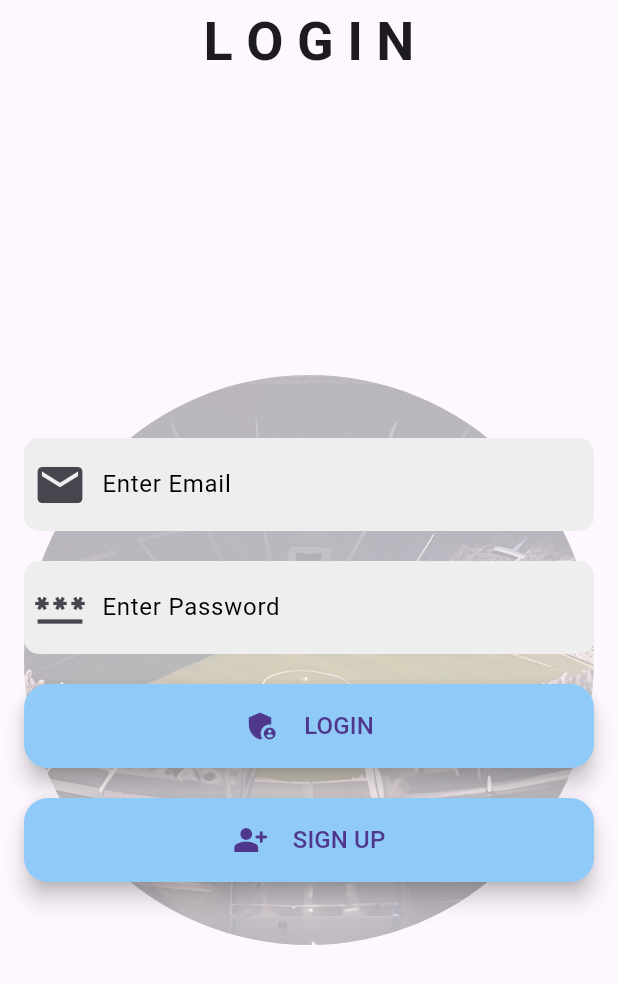
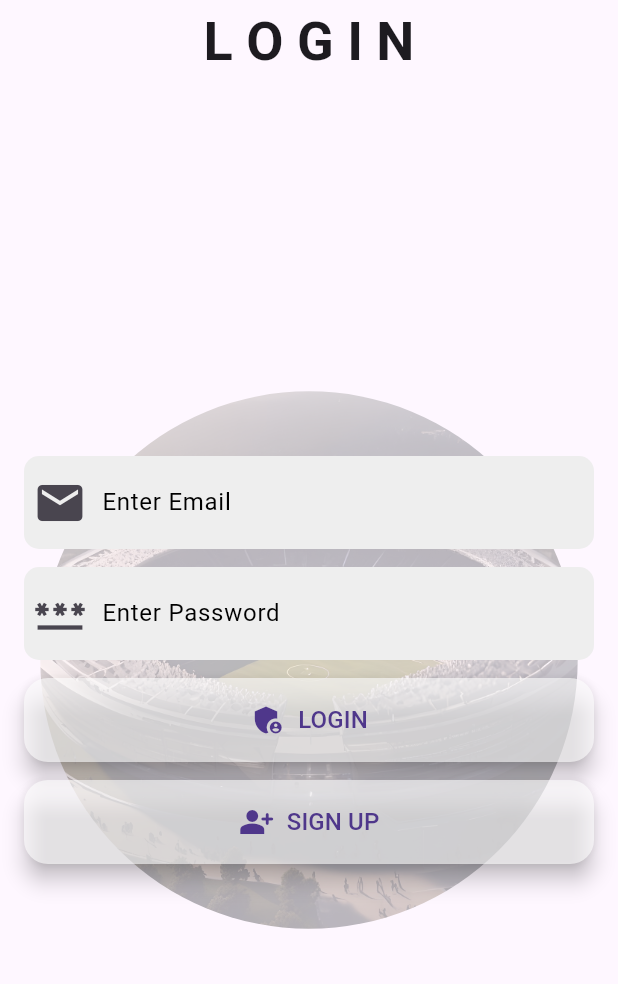
Before and after one commit to jukute2000/demo_todoapp, a Flutter app: the screen it shows after launch, on a phone screen of 412 x 824 dp. Shown: the top 984 px of the screen. Run offline on Flutter 3.47's test engine with Material 3 defaults, Android fonts, the phone set to English and light mode, and no system bars; our stand-ins replace cloud_firestore, dio, file_picker, firebase_auth, firebase_core, firebase_storage and 5 more; accounts and stored records are empty.

Commit message:
update
update all view

```diff
--- a/lib/controllers/home_controller.dart
+++ b/lib/controllers/home_controller.dart
@@ -50,7 +50,7 @@ class HomeController extends GetxController {
             ),
           ),
         );
-    Get.offAndToNamed("/loginsignup");
+    Get.offAllNamed("/loginsignup");
   }
 
   Future<void> getDataUser() async {
--- a/lib/views/change_password.dart
+++ b/lib/views/change_password.dart
@@ -20,7 +20,7 @@ class ChangePassword extends StatelessWidget {
       body: SafeArea(
         child: SingleChildScrollView(
           child: Padding(
-            padding: const EdgeInsets.all(8),
+            padding: const EdgeInsets.all(16),
             child: Column(
               children: [
                 const Image(
@@ -79,7 +79,7 @@ class ChangePassword extends StatelessWidget {
                     onPressed: () {
                       controller.onChangePassword();
                     },
-                    backgroundColor: Colors.white.withOpacity(0.9),
+                    backgroundColor: Colors.white.withOpacity(0.6),
                     child: const Text(
                       "Submit",
                       style: TextStyle(color: Colors.black),
--- a/lib/views/list_videos_download.dart
+++ b/lib/views/list_videos_download.dart
@@ -30,7 +30,7 @@ class VideosDowload extends StatelessWidget {
                   replacement: RefreshIndicator(
                     child: SafeArea(
                       child: Padding(
-                        padding: const EdgeInsets.all(12.0),
+                        padding: const EdgeInsets.all(16.0),
                         child: Table(
                           columnWidths: {
                             0: FlexColumnWidth(8),
--- a/lib/views/signuplogin.dart
+++ b/lib/views/signuplogin.dart
@@ -1,4 +1,5 @@
 import 'package:demo_todoapp/controllers/signup_login_controller.dart';
+import 'package:demo_todoapp/widgets/backgroud.dart';
 import 'package:demo_todoapp/widgets/inputText.dart';
 
 import 'package:flutter/material.dart';
@@ -22,18 +23,10 @@ class SignupLogin extends StatelessWidget {
                 ),
                 centerTitle: true,
               ),
-              body: SafeArea(
-                child: Padding(
-                  padding: const EdgeInsets.only(left: 16, right: 16),
-                  child: Container(
-                    decoration: BoxDecoration(
-                      shape: BoxShape.circle,
-                      image: DecorationImage(
-                          colorFilter: ColorFilter.mode(
-                              Colors.black.withOpacity(0.3), BlendMode.dstATop),
-                          image: const AssetImage("assets/images/football.jpg"),
-                          fit: BoxFit.cover),
-                    ),
+              body: Backgroud(
+                child: SafeArea(
+                  child: Padding(
+                    padding: const EdgeInsets.all(16),
                     child: Column(
                       mainAxisAlignment: MainAxisAlignment.center,
                       children: [
@@ -45,7 +38,7 @@ class SignupLogin extends StatelessWidget {
                           check: false,
                         ),
                         const SizedBox(
-                          height: 20,
+                          height: 12,
                         ),
                         inputText(
                           keyboardType: TextInputType.visiblePassword,
@@ -55,7 +48,7 @@ class SignupLogin extends StatelessWidget {
                           check: true,
                         ),
                         const SizedBox(
-                          height: 20,
+                          height: 12,
                         ),
                         SizedBox(
                           width: MediaQuery.of(context).size.width,
@@ -64,13 +57,13 @@ class SignupLogin extends StatelessWidget {
                             onPressed: () {
                               signlogincoller.OnLogin();
                             },
-                            backgroundColor: Colors.blue.shade200,
+                            backgroundColor: Colors.white.withOpacity(0.6),
                             child: const Row(
                               mainAxisAlignment: MainAxisAlignment.center,
                               children: [
                                 Icon(Icons.admin_panel_settings),
                                 SizedBox(
-                                  width: 16,
+                                  width: 8,
                                 ),
                                 Text(
                                   "LOGIN",
@@ -81,7 +74,7 @@ class SignupLogin extends StatelessWidget {
                           ),
                         ),
                         const SizedBox(
-                          height: 20,
+                          height: 12,
                         ),
                         SizedBox(
                           width: MediaQuery.of(context).size.width,
@@ -90,13 +83,13 @@ class SignupLogin extends StatelessWidget {
                             onPressed: () {
                               signlogincoller.onChangePage();
                             },
-                            backgroundColor: Colors.blue.shade200,
+                            backgroundColor: Colors.white.withOpacity(0.6),
                             child: const Row(
                               mainAxisAlignment: MainAxisAlignment.center,
                               children: [
                                 Icon(Icons.person_add_alt_rounded),
                                 SizedBox(
-                                  width: 16,
+                                  width: 8,
                                 ),
                                 Text(
                                   "SIGN UP",
@@ -123,19 +116,10 @@ class SignupLogin extends StatelessWidget {
                 ),
                 centerTitle: true,
               ),
-              body: SafeArea(
-                child: Padding(
-                  padding: const EdgeInsets.only(left: 16, right: 16),
-                  child: Container(
-                    decoration: BoxDecoration(
-                      shape: BoxShape.circle,
-                      image: DecorationImage(
-                        image: const AssetImage("assets/images/football.jpg"),
-                        fit: BoxFit.cover,
-                        colorFilter: ColorFilter.mode(
-                            Colors.black.withOpacity(0.3), BlendMode.dstATop),
-                      ),
-                    ),
+              body: Backgroud(
+                child: SafeArea(
+                  child: Padding(
+                    padding: const EdgeInsets.all(16.0),
                     child: Column(
                       mainAxisAlignment: MainAxisAlignment.center,
                       children: [
@@ -147,7 +131,7 @@ class SignupLogin extends StatelessWidget {
                           check: false,
                         ),
                         const SizedBox(
-                          height: 20,
+                          height: 12,
                         ),
                         inputText(
                           controller: signlogincoller.emailController,
@@ -157,7 +141,7 @@ class SignupLogin extends StatelessWidget {
                           check: false,
                         ),
                         const SizedBox(
-                          height: 20,
+                          height: 12,
                         ),
                         inputText(
                           controller: signlogincoller.passwordController,
@@ -167,7 +151,7 @@ class SignupLogin extends StatelessWidget {
                           check: true,
                         ),
                         const SizedBox(
-                          height: 20,
+                          height: 12,
                         ),
                         SizedBox(
                           width: MediaQuery.of(context).size.width,
@@ -176,13 +160,13 @@ class SignupLogin extends StatelessWidget {
                             onPressed: () {
                               signlogincoller.OnSignUp();
                             },
-                            backgroundColor: Colors.blue.shade200,
+                            backgroundColor: Colors.white.withOpacity(0.6),
                             child: const Row(
                               mainAxisAlignment: MainAxisAlignment.center,
                               children: [
                                 Icon(Icons.person_add_alt_rounded),
                                 SizedBox(
-                                  width: 16,
+                                  width: 8,
                                 ),
                                 Text(
                                   "SIGN UP",
@@ -193,7 +177,7 @@ class SignupLogin extends StatelessWidget {
                           ),
                         ),
                         const SizedBox(
-                          height: 20,
+                          height: 12,
                         ),
                         SizedBox(
                           width: MediaQuery.of(context).size.width,
@@ -202,13 +186,13 @@ class SignupLogin extends StatelessWidget {
                             onPressed: () {
                               signlogincoller.onChangePage();
                             },
-                            backgroundColor: Colors.blue.shade200,
+                            backgroundColor: Colors.white.withOpacity(0.6),
                             child: const Row(
                               mainAxisAlignment: MainAxisAlignment.center,
                               children: [
                                 Icon(Icons.admin_panel_settings),
                                 SizedBox(
-                                  width: 16,
+                                  width: 8,
                                 ),
                                 Text(
                                   "LOGIN",
--- a/lib/widgets/backgroud.dart
+++ b/lib/widgets/backgroud.dart
@@ -11,7 +11,7 @@ class Backgroud extends StatelessWidget {
       children: [
         Center(
           child: Container(
-            height: MediaQuery.of(context).size.height / 3,
+            height: MediaQuery.of(context).size.height / 2.3,
             width: MediaQuery.of(context).size.width,
             decoration: BoxDecoration(
               shape: BoxShape.circle,
```
Also changed, not shown: lib/views/addedititem.dart (+8 -15 lines), lib/views/home.dart (+6 -1 lines), lib/views/update_infomation_user.dart (+8 -21 lines), lib/views/update_otp.dart (+5 -16 lines), lib/views/update_phone.dart (+7 -19 lines), lib/views/video.dart (+14 -6 lines), 1 other file.
